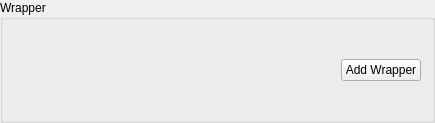
Old version of the form rare/ui/components/tabs/settings/wrapper.ui in the repository RareDevs/Rare.
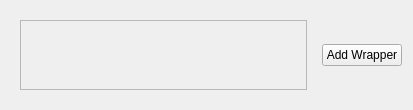
New version of the form.

Commit message: Add drag and drop to reorder wrappers

Patch:
```diff
--- a/rare/ui/components/tabs/settings/wrapper.ui
+++ b/rare/ui/components/tabs/settings/wrapper.ui
@@ -1,20 +1,17 @@
 <?xml version="1.0" encoding="UTF-8"?>
 <ui version="4.0">
  <class>WrapperSettings</class>
- <widget class="QGroupBox" name="WrapperSettings">
+ <widget class="QFrame" name="WrapperSettings">
   <property name="geometry">
    <rect>
     <x>0</x>
     <y>0</y>
-    <width>435</width>
-    <height>123</height>
+    <width>413</width>
+    <height>106</height>
    </rect>
   </property>
   <property name="windowTitle">
-   <string notr="true">GroupBox</string>
-  </property>
-  <property name="title">
-   <string>Wrapper</string>
+   <string>Frame</string>
   </property>
   <layout class="QHBoxLayout" name="horizontalLayout">
    <item>
@@ -22,7 +19,37 @@
      <property name="currentIndex">
       <number>0</number>
      </property>
-     <widget class="QWidget" name="widgets"/>
+     <widget class="QWidget" name="placeholder">
+      <layout class="QHBoxLayout" name="horizontalLayout_2">
+       <item>
+        <widget class="QScrollArea" name="scroll_area">
+         <property name="sizePolicy">
+          <sizepolicy hsizetype="Expanding" vsizetype="Preferred">
+           <horstretch>0</horstretch>
+           <verstretch>0</verstretch>
+          </sizepolicy>
+         </property>
+         <property name="verticalScrollBarPolicy">
+          <enum>Qt::ScrollBarAlwaysOff</enum>
+         </property>
+         <property name="widgetResizable">
+          <bool>true</bool>
+         </property>
+         <widget class="QWidget" name="scroll_content">
+          <property name="geometry">
+           <rect>
+            <x>0</x>
+            <y>0</y>
+            <width>286</width>
+            <height>68</height>
+           </rect>
+          </property>
+          <layout class="QHBoxLayout" name="horizontalLayout_3"/>
+         </widget>
+        </widget>
+       </item>
+      </layout>
+     </widget>
      <widget class="QWidget" name="label_page">
       <layout class="QVBoxLayout" name="verticalLayout">
        <item>
```
The commit also changes 3 other files.
